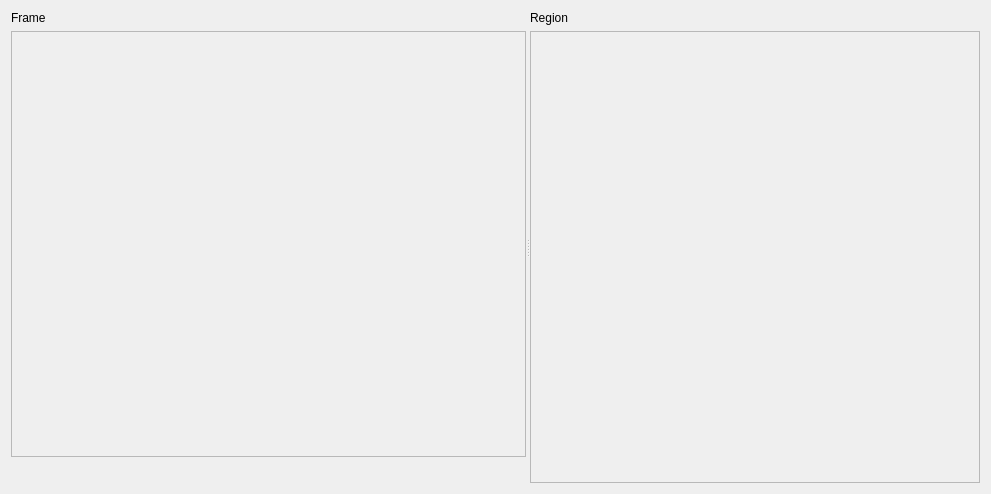
Qt form resources/designer_ui/videoregionselectionwidget.ui (jonathanHuwP/CrystalGrowthTracker) before a commit.
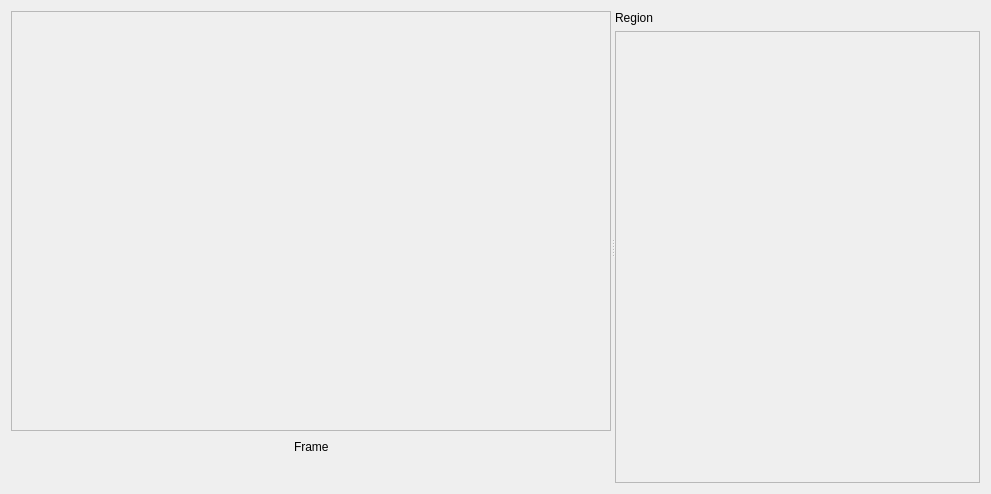
The same form after that commit. Custom widgets are drawn as their Qt base class.

Commit message: print out of transfromatin matrices

The edit to the form file:
```diff
--- a/resources/designer_ui/videoregionselectionwidget.ui
+++ b/resources/designer_ui/videoregionselectionwidget.ui
@@ -13,16 +13,52 @@
   <property name="windowTitle">
    <string>VideoRegionSelectionWidget</string>
   </property>
-  <layout class="QVBoxLayout" name="verticalLayout_4">
+  <layout class="QVBoxLayout" name="verticalLayout_3">
    <item>
     <widget class="QSplitter" name="splitter">
      <property name="orientation">
       <enum>Qt::Horizontal</enum>
      </property>
-     <widget class="QWidget" name="layoutWidget">
-      <layout class="QVBoxLayout" name="verticalLayout_3" stretch="1,0">
+     <widget class="QWidget" name="">
+      <layout class="QVBoxLayout" name="verticalLayout">
        <item>
-        <layout class="QVBoxLayout" name="verticalLayout">
+        <widget class="QScrollArea" name="_videoScrollArea">
+         <property name="toolTip">
+          <string>Left button draw; right clear</string>
+         </property>
+         <property name="toolTipDuration">
+          <number>-1</number>
+         </property>
+         <property name="widgetResizable">
+          <bool>true</bool>
+         </property>
+         <widget class="QWidget" name="scrollAreaWidgetContents">
+          <property name="geometry">
+           <rect>
+            <x>0</x>
+            <y>0</y>
+            <width>545</width>
+            <height>402</height>
+           </rect>
+          </property>
+         </widget>
+        </widget>
+       </item>
+       <item>
+        <layout class="QHBoxLayout" name="horizontalLayout_2">
+         <item>
+          <spacer name="horizontalSpacer_3">
+           <property name="orientation">
+            <enum>Qt::Horizontal</enum>
+           </property>
+           <property name="sizeHint" stdset="0">
+            <size>
+             <width>40</width>
+             <height>20</height>
+            </size>
+           </property>
+          </spacer>
+         </item>
          <item>
           <widget class="QLabel" name="_frameLabel">
            <property name="text">
@@ -31,21 +67,17 @@
           </widget>
          </item>
          <item>
-          <widget class="QScrollArea" name="_videoScrollArea">
-           <property name="widgetResizable">
-            <bool>true</bool>
+          <spacer name="horizontalSpacer_4">
+           <property name="orientation">
+            <enum>Qt::Horizontal</enum>
            </property>
-           <widget class="QWidget" name="scrollAreaWidgetContents">
-            <property name="geometry">
-             <rect>
-              <x>0</x>
-              <y>0</y>
-              <width>477</width>
-              <height>403</height>
-             </rect>
-            </property>
-           </widget>
-          </widget>
+           <property name="sizeHint" stdset="0">
+            <size>
+             <width>40</width>
+             <height>20</height>
+            </size>
+           </property>
+          </spacer>
          </item>
         </layout>
        </item>
@@ -103,7 +135,7 @@
            <rect>
             <x>0</x>
             <y>0</y>
-            <width>471</width>
+            <width>405</width>
             <height>436</height>
            </rect>
           </property>
```
The commit also changes 2 other files.
